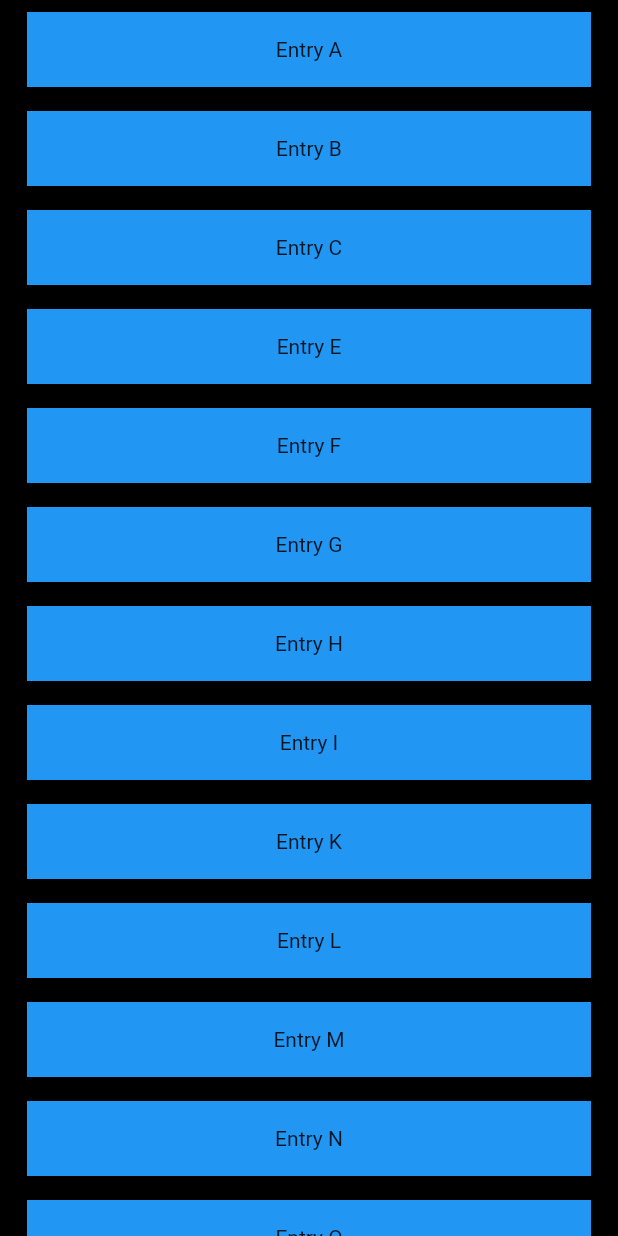
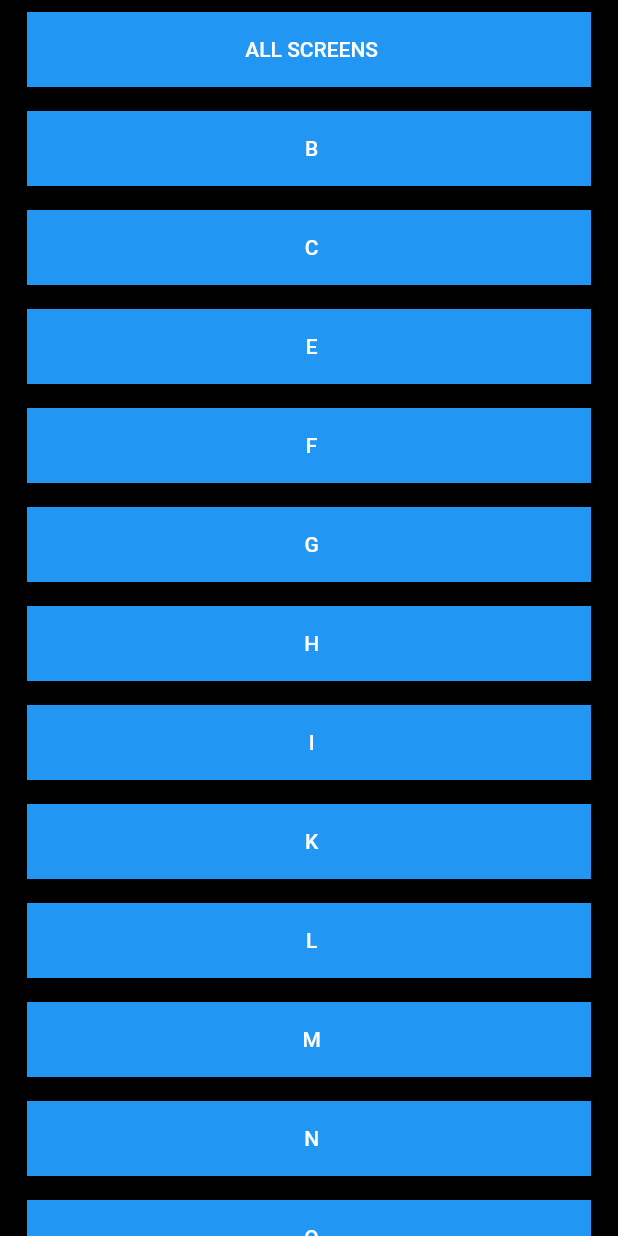
Before and after one commit to mrson88/challenge_2, a Flutter app: the screen it shows after launch, on a phone screen of 412 x 824 dp. Run offline on Flutter 3.47's test engine with Material 2 defaults, Android fonts, the phone set to English and light mode, and no system bars.

Commit message:
them man hinh

```diff
--- a/lib/main.dart
+++ b/lib/main.dart
@@ -1,22 +1,9 @@
+import 'package:challenge_2/screens/all_widget.dart';
 import 'package:flutter/material.dart';
+import 'screens/home.dart';
+import 'screens/home.dart';
 
 void main() => runApp(MyApp());
-final List<String> entries = <String>[
-  'A',
-  'B',
-  'C',
-  'E',
-  'F',
-  'G',
-  'H',
-  'I',
-  'K',
-  'L',
-  'M',
-  'N',
-  'O',
-  'P'
-];
 
 class MyApp extends StatelessWidget {
   // This widget is the root of your application.
@@ -25,22 +12,7 @@ class MyApp extends StatelessWidget {
     return MaterialApp(
       home: Scaffold(
         backgroundColor: Colors.black,
-        body: SafeArea(
-          child: ListView.separated(
-            padding: const EdgeInsets.all(8),
-            itemCount: entries.length,
-            itemBuilder: (BuildContext context, int index) {
-              return Container(
-                margin: EdgeInsets.symmetric(horizontal: 10),
-                height: 50,
-                color: Colors.blue,
-                child: Center(child: Text('Entry ${entries[index]}')),
-              );
-            },
-            separatorBuilder: (BuildContext context, int index) =>
-                const Divider(),
-          ),
-        ),
+        body: HomeScreen(),
       ),
       debugShowCheckedModeBanner: false,
     );
--- /dev/null
+++ b/lib/screens/home.dart
@@ -0,0 +1,74 @@
+import 'package:flutter/material.dart';
+import 'all_widget.dart';
+
+class HomeScreen extends StatefulWidget {
+  const HomeScreen({Key? key}) : super(key: key);
+
+  @override
+  State<HomeScreen> createState() => _HomeScreenState();
+}
+
+final List<String> entries = <String>[
+  'ALL SCREENS',
+  'B',
+  'C',
+  'E',
+  'F',
+  'G',
+  'H',
+  'I',
+  'K',
+  'L',
+  'M',
+  'N',
+  'O',
+  'P'
+];
+
+class _HomeScreenState extends State<HomeScreen> {
+  @override
+  Widget build(BuildContext context) {
+    return Scaffold(
+      backgroundColor: Colors.black,
+      body: SafeArea(
+        child: ListView.separated(
+          padding: const EdgeInsets.all(8),
+          itemCount: entries.length,
+          itemBuilder: (BuildContext context, int index) {
+            return Container(
+              margin: EdgeInsets.symmetric(horizontal: 10),
+              height: 50,
+              color: Colors.blue,
+              child: Center(
+                child: TextButton(
+                  style: ButtonStyle(
+                    foregroundColor:
+                        MaterialStateProperty.all<Color>(Colors.white),
+                  ),
+                  child: Text(
+                    ' ${entries[index]}',
+                  ),
+                  onPressed: () async {
+                    if (index == 0) {
+                      await Navigator.push(
+                        context,
+                        MaterialPageRoute(
+                          builder: (context) {
+                            return All_Widget();
+                          },
+                        ),
+                      );
+                    }
+                  },
+                ),
+                // child: Center(child: Text('Entry ${entries[index]}')),
+              ),
+            );
+          },
+          separatorBuilder: (BuildContext context, int index) =>
+              const Divider(),
+        ),
+      ),
+    );
+  }
+}
```
Also changed, not shown: lib/screens/all_widget.dart (added, +23 -0 lines), 1 other file.
